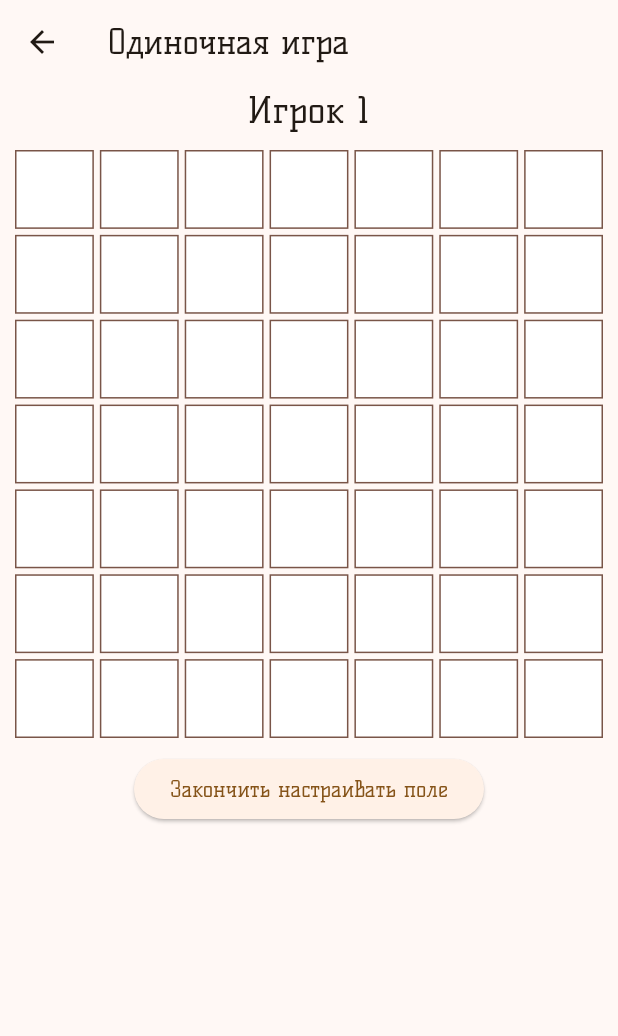
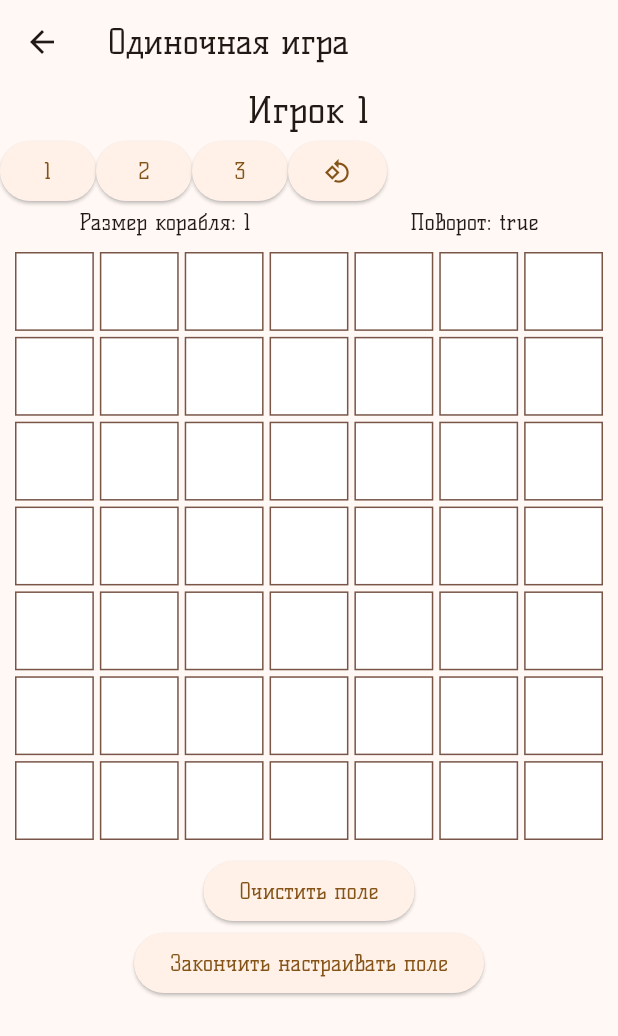
Before and after one commit to Voldezhur/MathProg, a Flutter app: the screen it shows after launch, after a tap on "Одиночная игра", on a phone screen of 412 x 824 dp. Shown: the top 1036 px of the screen. Run offline on Flutter 3.47's test engine with Material 3 defaults, Android fonts, the light colour scheme and no system bars.

Commit message:
Setting field somewhat working . Added more controls to the screen
Notes:
. Need to check if a ship is intersecting another ship
. Rotation working counter intuitively - investigate and check

```diff
--- a/battleship/lib/components/field_setting.dart
+++ b/battleship/lib/components/field_setting.dart
@@ -3,10 +3,18 @@ import 'package:battleship/widgets/field.dart';
 import 'package:flutter/material.dart';
 
 class FieldSetting extends StatefulWidget {
-  const FieldSetting({super.key, required this.field, required this.setField});
+  const FieldSetting({
+    super.key,
+    required this.field,
+    required this.shipSize,
+    required this.isRotated,
+  });
 
   final List<List<FieldItem>> field; // Для вывода поля
-  final Function setField; // Для обновления поля
+
+  // Параметры для постановки корабля
+  final int shipSize;
+  final bool isRotated;
 
   @override
   State<FieldSetting> createState() => _FieldSettingState();
@@ -16,10 +24,34 @@ class _FieldSettingState extends State<FieldSetting> {
   // Функция для выставления поля
   void _setTile(index, size) {
     setState(() {
+      // Координаты корабля
       final x = (index / size).floor();
       final y = (index % size).toInt();
 
-      widget.field[x][y].isShip = widget.field[x][y].isShip ? false : true;
+      // widget.field[x][y].isShip = widget.field[x][y].isShip ? false : true;
+
+      final shipSize = widget.shipSize;
+      final isRotated = widget.isRotated;
+
+      // Постановка корабля
+      switch (isRotated) {
+        // Горизонтально
+        case false:
+          if (x <= size - shipSize) {
+            for (int i = 0; i < shipSize; i++) {
+              widget.field[x + i][y].isShip = true;
+            }
+          }
+          break;
+        // Вертикально
+        default:
+          if (y <= size - shipSize) {
+            for (int i = 0; i < shipSize; i++) {
+              widget.field[x][y + i].isShip = true;
+            }
+          }
+          break;
+      }
     });
   }
 
--- a/battleship/lib/components/game_prep.dart
+++ b/battleship/lib/components/game_prep.dart
@@ -5,14 +5,10 @@ import 'package:flutter/material.dart';
 class GamePrep extends StatefulWidget {
   const GamePrep({
     super.key,
-    required this.setField1,
-    required this.setField2,
     required this.startGame,
     required this.isSingleplayer,
   });
 
-  final Function setField1;
-  final Function setField2;
   final Function startGame; // Функция начала игры после выставления всех полей
 
   final bool isSingleplayer; // Режим игры
@@ -23,6 +19,17 @@ class GamePrep extends StatefulWidget {
 
 class _GamePrepState extends State<GamePrep> {
   var turn = 1; // Флаг хода, определяет порядок игры
+
+  // Параметры для расстановки кораблей
+  var shipSize = 1;
+  var isRotated = true;
+
+  // Выбор размера корабля
+  void _setShipSize(int size) {
+    setState(() {
+      shipSize = size;
+    });
+  }
 
   // Передача хода и начало игры, после того, как все игроки закончили подготовку
   void _changeTurn() {
@@ -41,6 +48,20 @@ class _GamePrepState extends State<GamePrep> {
     });
   }
 
+  // Очистка активного поля
+  void _clearActiveField(number) {
+    setState(() {
+      switch (number) {
+        case 1:
+          clearField1();
+          break;
+        case 2:
+          clearField2();
+          break;
+      }
+    });
+  }
+
   @override
   Widget build(BuildContext context) {
     return Column(
@@ -49,15 +70,52 @@ class _GamePrepState extends State<GamePrep> {
           'Игрок $turn',
           style: const TextStyle(fontSize: 24),
         ),
+        Row(
+          children: [
+            ElevatedButton(
+              onPressed: () => _setShipSize(1),
+              child: const Text('1'),
+            ),
+            ElevatedButton(
+              onPressed: () => _setShipSize(2),
+              child: const Text('2'),
+            ),
+            ElevatedButton(
+              onPressed: () => _setShipSize(3),
+              child: const Text('3'),
+            ),
+            ElevatedButton(
+              onPressed: () => {
+                setState(() {
+                  isRotated = isRotated ? false : true;
+                })
+              },
+              child: const Icon(Icons.rotate_90_degrees_ccw),
+            ),
+          ],
+        ),
+        Row(
+          mainAxisAlignment: MainAxisAlignment.spaceAround,
+          children: [
+            Text("Размер корабля: $shipSize"),
+            Text("Поворот: $isRotated"),
+          ],
+        ),
         turn == 1 // В зависимости от хода настраивается первое или второе поле
             ? FieldSetting(
                 field: playingField1,
-                setField: widget.setField1,
+                shipSize: shipSize,
+                isRotated: isRotated,
               )
             : FieldSetting(
                 field: playingField2,
-                setField: widget.setField2,
+                shipSize: shipSize,
+                isRotated: isRotated,
               ),
+        ElevatedButton(
+          onPressed: () => _clearActiveField(turn),
+          child: const Text('Очистить поле'),
+        ),
         ElevatedButton(
           onPressed: _changeTurn,
           child: const Text('Закончить настраивать поле'),
--- a/battleship/lib/pages/game_screen.dart
+++ b/battleship/lib/pages/game_screen.dart
@@ -1,6 +1,5 @@
 import 'package:battleship/components/game_prep.dart';
 import 'package:battleship/components/gaming.dart';
-import 'package:battleship/globals/playing_fields.dart';
 import 'package:flutter/material.dart';
 
 class GameScreen extends StatefulWidget {
@@ -14,18 +13,6 @@ class GameScreen extends StatefulWidget {
 
 class _GameScreenState extends State<GameScreen> {
   bool isPrepping = true; // Флаг начала игры
-
-  void _setField1(newField) {
-    setState(() {
-      playingField1 = newField;
-    });
-  }
-
-  void _setField2(newField) {
-    setState(() {
-      playingField2 = newField;
-    });
-  }
 
   void _startGame() {
     setState(() {
@@ -41,8 +28,6 @@ class _GameScreenState extends State<GameScreen> {
       ),
       body: isPrepping
           ? GamePrep(
-              setField1: _setField1,
-              setField2: _setField2,
               startGame: _startGame,
               isSingleplayer: widget.singleplayer,
             )
```
Also changed, not shown: 1 other file.
